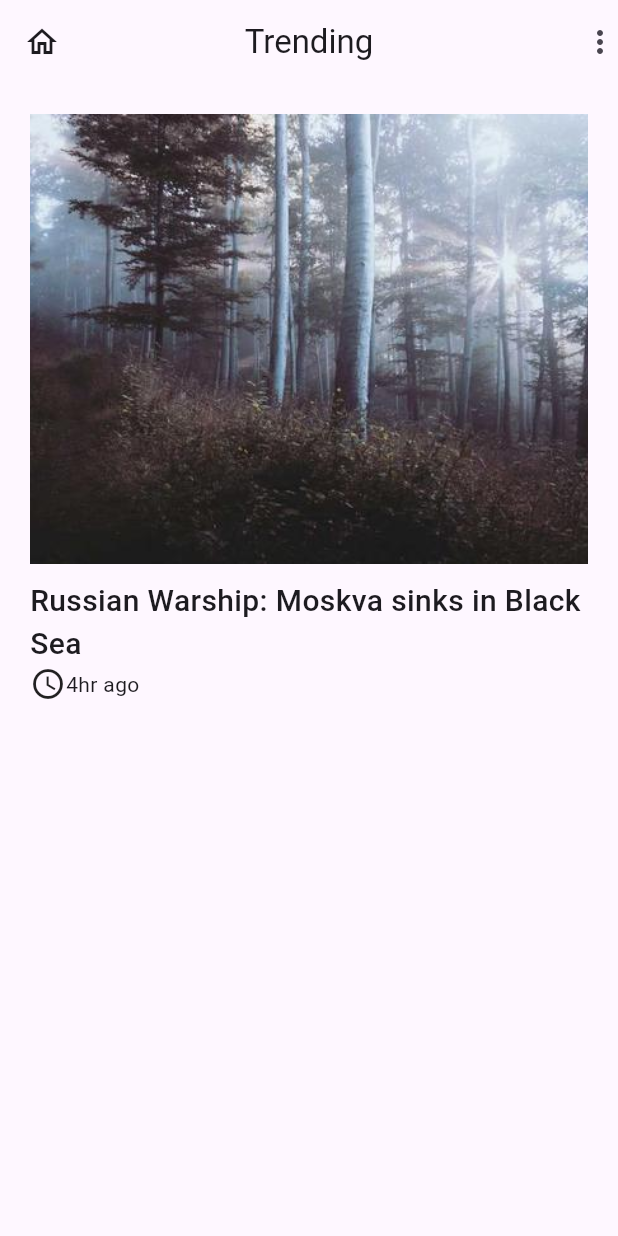
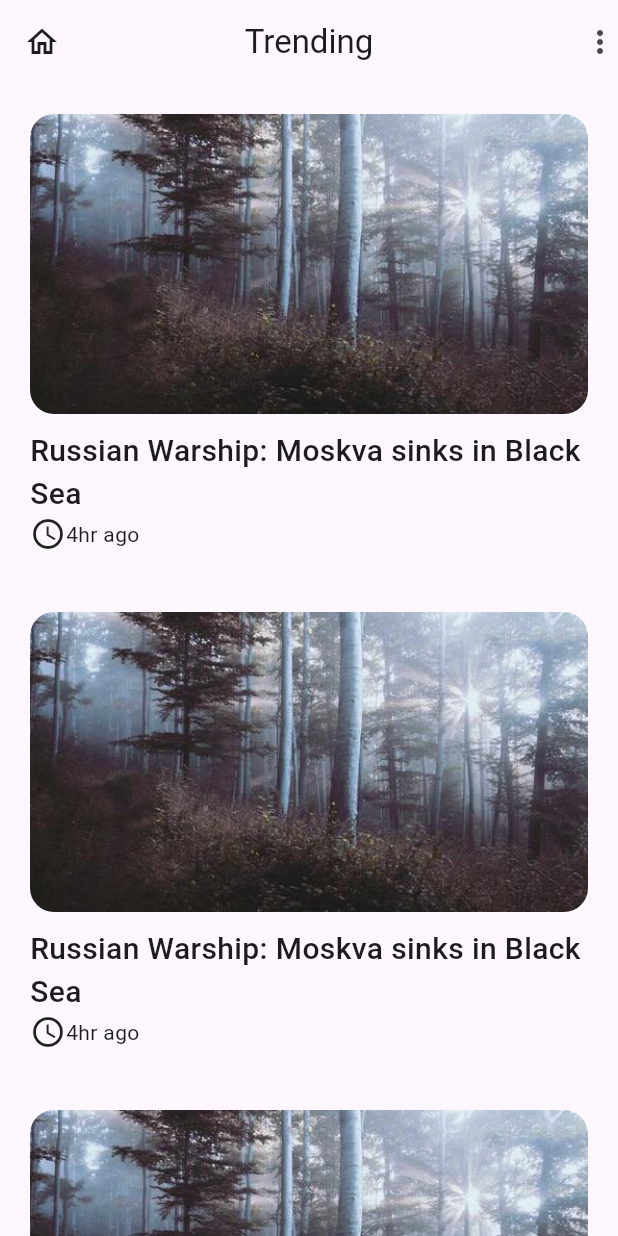
Before and after one commit to agrimshrestha123/github, a Flutter app: the screen it shows after launch, on a phone screen of 412 x 824 dp. Run offline on Flutter 3.47's test engine with Material 3 defaults, Android fonts, the phone set to English and light mode, and no system bars.

```diff
--- a/flutter_application_2/lib/main.dart
+++ b/flutter_application_2/lib/main.dart
@@ -10,16 +10,32 @@ void main() {
           title: Text('Trending'),
           actions: [Icon(Icons.more_vert)],
         ),
-        body: Padding(
+        body: SingleChildScrollView(
+          child: Column(children: [NewsCard(), NewsCard(), NewsCard()]),
+        ),
+      ),
+    ),
+  );
+}
+
+class NewsCard extends StatelessWidget {
+  const NewsCard({super.key});
+
+  @override
+  Widget build(BuildContext context) {
+    return Padding(
       padding: const EdgeInsets.all(20),
       child: Column(
         crossAxisAlignment: CrossAxisAlignment.start,
         children: [
-              Image.asset(
+          ClipRRect(
+            borderRadius: BorderRadius.circular(16),
+            child: Image.asset(
               "images/this.jpg",
               width: double.infinity,
-                height: 300,
+              height: 200,
               fit: BoxFit.cover,
+            ),
           ),
           SizedBox(height: 10),
           Text(
@@ -35,9 +51,7 @@ void main() {
           ),
         ],
       ),
-        ),
-      ),
-    ),
     );
   }
+}
 //60
```
Lines whose indentation alone changed are shown as unchanged.
